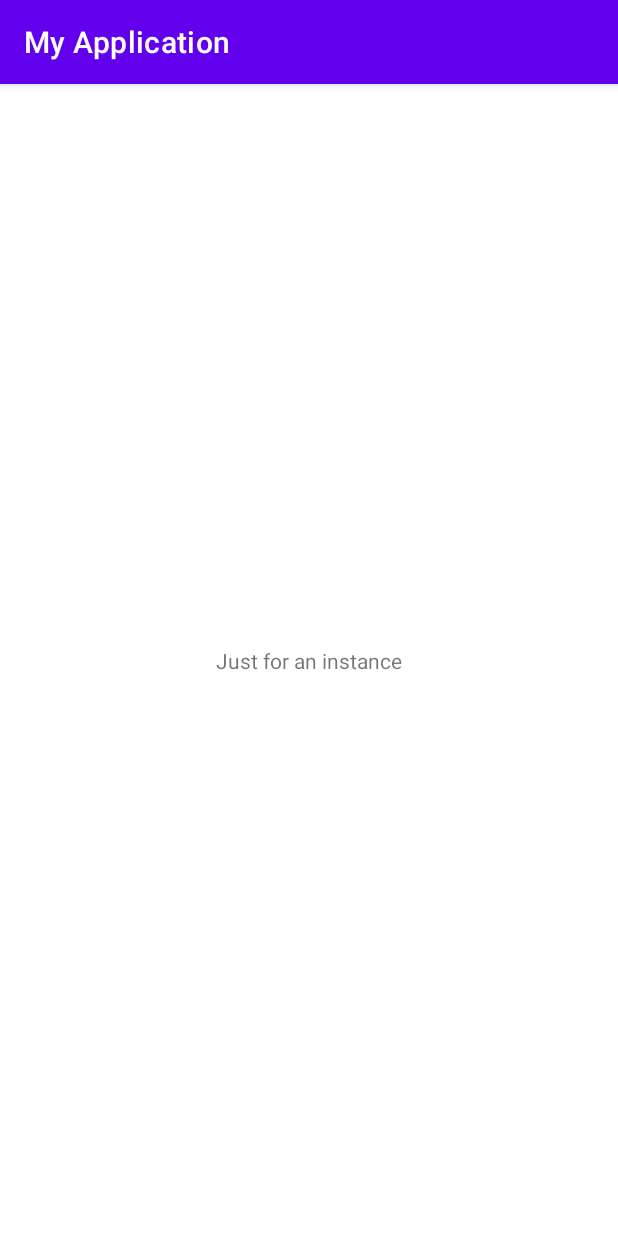
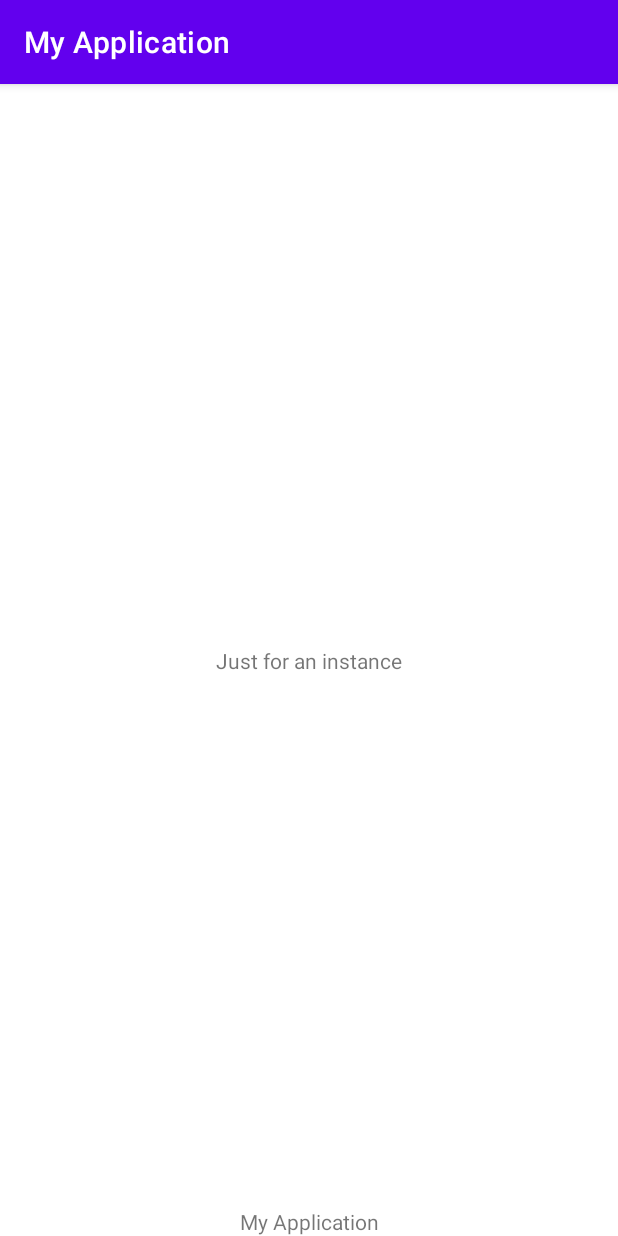
Before and after one commit to temirnurdin/testRepo, an Android app: the screen it shows after launch (MainActivity), on a phone screen of 412 x 824 dp. Run offline under Robolectric (Android 15) with nearby library versions, the phone set to English and light mode, and no system bars.

Commit message:
added another text

```diff
--- a/app/src/main/res/layout/activity_main.xml
+++ b/app/src/main/res/layout/activity_main.xml
@@ -15,4 +15,13 @@
         app:layout_constraintStart_toStartOf="parent"
         app:layout_constraintTop_toTopOf="parent" />
 
+    <TextView
+        android:layout_width="wrap_content"
+        android:layout_height="wrap_content"
+        android:text="@string/app_name"
+        app:layout_constraintBottom_toBottomOf="parent"
+        app:layout_constraintEnd_toEndOf="parent"
+        app:layout_constraintStart_toStartOf="parent"
+        />
+
 </androidx.constraintlayout.widget.ConstraintLayout>
```
